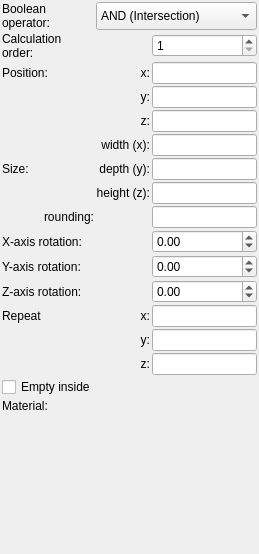
Qt form mandelbulber2/formula/ui/primitive_box.ui (buddhi1980/mandelbulber2) before a commit.
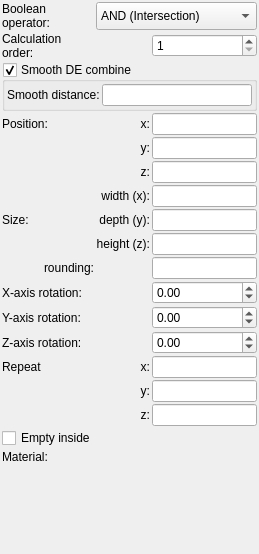
The same form after that commit. Custom widgets are drawn as their Qt base class.

Commit message: Implemented smooth DE combine for primitives in CPU code

What changed in the file:
```diff
--- a/mandelbulber2/formula/ui/primitive_box.ui
+++ b/mandelbulber2/formula/ui/primitive_box.ui
@@ -34,102 +34,31 @@
      <property name="spacing">
       <number>2</number>
      </property>
-     <item row="11" column="2">
-      <widget class="MyDoubleSpinBox" name="spinboxd3_rotation_z">
-       <property name="sizePolicy">
-        <sizepolicy hsizetype="Minimum" vsizetype="Maximum">
-         <horstretch>0</horstretch>
-         <verstretch>0</verstretch>
-        </sizepolicy>
-       </property>
-       <property name="prefix">
-        <string/>
-       </property>
-       <property name="suffix">
-        <string/>
-       </property>
-       <property name="decimals">
-        <number>2</number>
-       </property>
-       <property name="minimum">
-        <double>-36000.000000000000000</double>
-       </property>
-       <property name="maximum">
-        <double>36000.000000000000000</double>
-       </property>
-       <property name="singleStep">
-        <double>0.100000000000000</double>
-       </property>
-      </widget>
-     </item>
-     <item row="14" column="2">
-      <widget class="MyLineEdit" name="vect3_repeat_z">
-       <property name="sizePolicy">
-        <sizepolicy hsizetype="Expanding" vsizetype="Maximum">
-         <horstretch>0</horstretch>
-         <verstretch>0</verstretch>
-        </sizepolicy>
-       </property>
-      </widget>
-     </item>
-     <item row="2" column="1">
-      <widget class="QLabel" name="label_11">
-       <property name="text">
-        <string>x:</string>
-       </property>
-       <property name="alignment">
-        <set>Qt::AlignRight|Qt::AlignTrailing|Qt::AlignVCenter</set>
-       </property>
-      </widget>
-     </item>
-     <item row="12" column="0">
+     <item row="13" column="0">
       <widget class="QLabel" name="label">
        <property name="text">
         <string>Repeat</string>
        </property>
       </widget>
      </item>
-     <item row="13" column="1">
-      <widget class="QLabel" name="label_repeat_y">
+     <item row="12" column="0">
+      <widget class="QLabel" name="label_15">
        <property name="text">
-        <string>y:</string>
-       </property>
-       <property name="alignment">
-        <set>Qt::AlignRight|Qt::AlignTrailing|Qt::AlignVCenter</set>
+        <string>Z-axis rotation:</string>
        </property>
       </widget>
      </item>
      <item row="3" column="1">
-      <widget class="QLabel" name="label_12">
+      <widget class="QLabel" name="label_11">
        <property name="text">
-        <string>y:</string>
+        <string>x:</string>
        </property>
        <property name="alignment">
         <set>Qt::AlignRight|Qt::AlignTrailing|Qt::AlignVCenter</set>
        </property>
       </widget>
      </item>
-     <item row="4" column="1">
-      <widget class="QLabel" name="label_13">
-       <property name="text">
-        <string>z:</string>
-       </property>
-       <property name="alignment">
-        <set>Qt::AlignRight|Qt::AlignTrailing|Qt::AlignVCenter</set>
-       </property>
-      </widget>
-     </item>
-     <item row="14" column="1">
-      <widget class="QLabel" name="label_repeat_z">
-       <property name="text">
-        <string>z:</string>
-       </property>
-       <property name="alignment">
-        <set>Qt::AlignRight|Qt::AlignTrailing|Qt::AlignVCenter</set>
-       </property>
-      </widget>
-     </item>
-     <item row="12" column="2">
+     <item row="13" column="2">
       <widget class="MyLineEdit" name="vect3_repeat_x">
        <property name="sizePolicy">
         <sizepolicy hsizetype="Expanding" vsizetype="Maximum">
@@ -139,24 +68,36 @@
        </property>
       </widget>
      </item>
-     <item row="5" column="1">
-      <widget class="QLabel" name="label_14">
-       <property name="text">
-        <string>width (x):</string>
+     <item row="17" column="1" colspan="2">
+      <widget class="cMaterialSelector" name="materialselector_material_id" native="true">
+       <property name="sizePolicy">
+        <sizepolicy hsizetype="Preferred" vsizetype="Minimum">
+         <horstretch>0</horstretch>
+         <verstretch>0</verstretch>
+        </sizepolicy>
        </property>
-       <property name="alignment">
-        <set>Qt::AlignRight|Qt::AlignTrailing|Qt::AlignVCenter</set>
-       </property>
       </widget>
      </item>
-     <item row="16" column="0">
-      <widget class="QLabel" name="label_18">
-       <property name="text">
-        <string>Material:</string>
+     <item row="1" column="2">
+      <widget class="MySpinBox" name="spinboxInt_calculation_order">
+       <property name="sizePolicy">
+        <sizepolicy hsizetype="Minimum" vsizetype="Maximum">
+         <horstretch>0</horstretch>
+         <verstretch>0</verstretch>
+        </sizepolicy>
        </property>
+       <property name="toolTip">
+        <string>&lt;html&gt;&lt;head/&gt;&lt;body&gt;&lt;p&gt;Order of calculation boolean operators. Object with lower number will be calculated first.&lt;/p&gt;&lt;/body&gt;&lt;/html&gt;</string>
+       </property>
+       <property name="minimum">
+        <number>1</number>
+       </property>
+       <property name="maximum">
+        <number>9999</number>
+       </property>
       </widget>
      </item>
-     <item row="7" column="1">
+     <item row="8" column="1">
       <widget class="QLabel" name="label_17">
        <property name="text">
         <string>height (z):</string>
@@ -166,14 +107,45 @@
        </property>
       </widget>
      </item>
+     <item row="3" column="0">
+      <widget class="QLabel" name="label_10">
+       <property name="text">
+        <string>Position:</string>
+       </property>
+      </widget>
+     </item>
+     <item row="9" column="0">
+      <widget class="QLabel" name="label_20">
+       <property name="text">
+        <string>rounding:</string>
+       </property>
+       <property name="alignment">
+        <set>Qt::AlignRight|Qt::AlignTrailing|Qt::AlignVCenter</set>
+       </property>
+      </widget>
+     </item>
      <item row="11" column="0">
-      <widget class="QLabel" name="label_15">
+      <widget class="QLabel" name="label_9">
        <property name="text">
-        <string>Z-axis rotation:</string>
+        <string>Y-axis rotation:</string>
        </property>
       </widget>
      </item>
-     <item row="3" column="2">
+     <item row="6" column="0" rowspan="3">
+      <widget class="QLabel" name="label_7">
+       <property name="text">
+        <string>Size:</string>
+       </property>
+      </widget>
+     </item>
+     <item row="17" column="0">
+      <widget class="QLabel" name="label_18">
+       <property name="text">
+        <string>Material:</string>
+       </property>
+      </widget>
+     </item>
+     <item row="4" column="2">
       <widget class="MyLineEdit" name="vect3_position_y">
        <property name="sizePolicy">
         <sizepolicy hsizetype="Expanding" vsizetype="Maximum">
@@ -183,10 +155,20 @@
        </property>
       </widget>
      </item>
-     <item row="16" column="1" colspan="2">
-      <widget class="cMaterialSelector" name="materialselector_material_id" native="true">
+     <item row="3" column="2">
+      <widget class="MyLineEdit" name="vect3_position_x">
        <property name="sizePolicy">
-        <sizepolicy hsizetype="Preferred" vsizetype="Minimum">
+        <sizepolicy hsizetype="Expanding" vsizetype="Maximum">
+         <horstretch>0</horstretch>
+         <verstretch>0</verstretch>
+        </sizepolicy>
+       </property>
+      </widget>
+     </item>
+     <item row="9" column="2">
+      <widget class="MyLineEdit" name="logedit_rounding">
+       <property name="sizePolicy">
+        <sizepolicy hsizetype="Expanding" vsizetype="Maximum">
          <horstretch>0</horstretch>
          <verstretch>0</verstretch>
         </sizepolicy>
@@ -194,7 +176,7 @@
       </widget>
      </item>
      <item row="10" column="2">
-      <widget class="MyDoubleSpinBox" name="spinboxd3_rotation_y">
+      <widget class="MyDoubleSpinBox" name="spinboxd3_rotation_x">
        <property name="sizePolicy">
         <sizepolicy hsizetype="Minimum" vsizetype="Maximum">
          <horstretch>0</horstretch>
@@ -222,36 +204,6 @@
       </widget>
      </item>
      <item row="6" column="2">
-      <widget class="MyLineEdit" name="vect3_size_y">
-       <property name="sizePolicy">
-        <sizepolicy hsizetype="Expanding" vsizetype="Maximum">
-         <horstretch>0</horstretch>
-         <verstretch>0</verstretch>
-        </sizepolicy>
-       </property>
-      </widget>
-     </item>
-     <item row="12" column="1">
-      <widget class="QLabel" name="label_repeat_x">
-       <property name="text">
-        <string>x:</string>
-       </property>
-       <property name="alignment">
-        <set>Qt::AlignRight|Qt::AlignTrailing|Qt::AlignVCenter</set>
-       </property>
-      </widget>
-     </item>
-     <item row="13" column="2">
-      <widget class="MyLineEdit" name="vect3_repeat_y">
-       <property name="sizePolicy">
-        <sizepolicy hsizetype="Expanding" vsizetype="Maximum">
-         <horstretch>0</horstretch>
-         <verstretch>0</verstretch>
-        </sizepolicy>
-       </property>
-      </widget>
-     </item>
-     <item row="5" column="2">
       <widget class="MyLineEdit" name="vect3_size_x">
        <property name="sizePolicy">
         <sizepolicy hsizetype="Expanding" vsizetype="Maximum">
@@ -261,22 +213,118 @@
        </property>
       </widget>
      </item>
-     <item row="15" column="0" colspan="3">
-      <widget class="MyCheckBox" name="checkBox_empty">
+     <item row="11" column="2">
+      <widget class="MyDoubleSpinBox" name="spinboxd3_rotation_y">
+       <property name="sizePolicy">
+        <sizepolicy hsizetype="Minimum" vsizetype="Maximum">
+         <horstretch>0</horstretch>
+         <verstretch>0</verstretch>
+        </sizepolicy>
+       </property>
+       <property name="prefix">
+        <string/>
+       </property>
+       <property name="suffix">
+        <string/>
+       </property>
+       <property name="decimals">
+        <number>2</number>
+       </property>
+       <property name="minimum">
+        <double>-36000.000000000000000</double>
+       </property>
+       <property name="maximum">
+        <double>36000.000000000000000</double>
+       </property>
+       <property name="singleStep">
+        <double>0.100000000000000</double>
+       </property>
+      </widget>
+     </item>
+     <item row="7" column="2">
+      <widget class="MyLineEdit" name="vect3_size_y">
+       <property name="sizePolicy">
+        <sizepolicy hsizetype="Expanding" vsizetype="Maximum">
+         <horstretch>0</horstretch>
+         <verstretch>0</verstretch>
+        </sizepolicy>
+       </property>
+      </widget>
+     </item>
+     <item row="4" column="1">
+      <widget class="QLabel" name="label_12">
        <property name="text">
-        <string>Empty inside</string>
+        <string>y:</string>
+       </property>
+       <property name="alignment">
+        <set>Qt::AlignRight|Qt::AlignTrailing|Qt::AlignVCenter</set>
        </property>
       </widget>
      </item>
-     <item row="9" column="0">
+     <item row="10" column="0">
       <widget class="QLabel" name="label_8">
        <property name="text">
         <string>X-axis rotation:</string>
        </property>
       </widget>
      </item>
+     <item row="1" column="0">
+      <widget class="QLabel" name="label_21">
+       <property name="text">
+        <string>Calculation order:</string>
+       </property>
+       <property name="wordWrap">
+        <bool>true</bool>
+       </property>
+      </widget>
+     </item>
+     <item row="15" column="1">
+      <widget class="QLabel" name="label_repeat_z">
+       <property name="text">
+        <string>z:</string>
+       </property>
+       <property name="alignment">
+        <set>Qt::AlignRight|Qt::AlignTrailing|Qt::AlignVCenter</set>
+       </property>
+      </widget>
+     </item>
+     <item row="16" column="0" colspan="3">
+      <widget class="MyCheckBox" name="checkBox_empty">
+       <property name="text">
+        <string>Empty inside</string>
+       </property>
+      </widget>
+     </item>
+     <item row="12" column="2">
+      <widget class="MyDoubleSpinBox" name="spinboxd3_rotation_z">
+       <property name="sizePolicy">
+        <sizepolicy hsizetype="Minimum" vsizetype="Maximum">
+         <horstretch>0</horstretch>
+         <verstretch>0</verstretch>
+        </sizepolicy>
+       </property>
+       <property name="prefix">
+        <string/>
+       </property>
+       <property name="suffix">
+        <string/>
+       </property>
+       <property name="decimals">
+        <number>2</number>
+       </property>
+       <property name="minimum">
+        <double>-36000.000000000000000</double>
+       </property>
+       <property name="maximum">
+        <double>36000.000000000000000</double>
+       </property>
+       <property name="singleStep">
+        <double>0.100000000000000</double>
+       </property>
+      </widget>
+     </item>
      <item row="8" column="2">
-      <widget class="MyLineEdit" name="logedit_rounding">
+      <widget class="MyLineEdit" name="vect3_size_z">
        <property name="sizePolicy">
         <sizepolicy hsizetype="Expanding" vsizetype="Maximum">
          <horstretch>0</horstretch>
@@ -285,10 +333,93 @@
        </property>
       </widget>
      </item>
-     <item row="5" column="0" rowspan="3">
-      <widget class="QLabel" name="label_7">
+     <item row="0" column="0">
+      <widget class="QLabel" name="label_19">
        <property name="text">
-        <string>Size:</string>
+        <string>Boolean operator:</string>
+       </property>
+       <property name="wordWrap">
+        <bool>true</bool>
+       </property>
+      </widget>
+     </item>
+     <item row="6" column="1">
+      <widget class="QLabel" name="label_14">
+       <property name="text">
+        <string>width (x):</string>
+       </property>
+       <property name="alignment">
+        <set>Qt::AlignRight|Qt::AlignTrailing|Qt::AlignVCenter</set>
+       </property>
+      </widget>
+     </item>
+     <item row="14" column="2">
+      <widget class="MyLineEdit" name="vect3_repeat_y">
+       <property name="sizePolicy">
+        <sizepolicy hsizetype="Expanding" vsizetype="Maximum">
+         <horstretch>0</horstretch>
+         <verstretch>0</verstretch>
+        </sizepolicy>
+       </property>
+      </widget>
+     </item>
+     <item row="14" column="1">
+      <widget class="QLabel" name="label_repeat_y">
+       <property name="text">
+        <string>y:</string>
+       </property>
+       <property name="alignment">
+        <set>Qt::AlignRight|Qt::AlignTrailing|Qt::AlignVCenter</set>
+       </property>
+      </widget>
+     </item>
+     <item row="5" column="2">
+      <widget class="MyLineEdit" name="vect3_position_z">
+       <property name="sizePolicy">
+        <sizepolicy hsizetype="Expanding" vsizetype="Maximum">
+         <horstretch>0</horstretch>
+         <verstretch>0</verstretch>
+        </sizepolicy>
+       </property>
+      </widget>
+     </item>
+     <item row="7" column="1">
+      <widget class="QLabel" name="label_16">
+       <property name="text">
+        <string>depth (y):</string>
+       </property>
+       <property name="alignment">
+        <set>Qt::AlignRight|Qt::AlignTrailing|Qt::AlignVCenter</set>
+       </property>
+      </widget>
+     </item>
+     <item row="5" column="1">
+      <widget class="QLabel" name="label_13">
+       <property name="text">
+        <string>z:</string>
+       </property>
+       <property name="alignment">
+        <set>Qt::AlignRight|Qt::AlignTrailing|Qt::AlignVCenter</set>
+       </property>
+      </widget>
+     </item>
+     <item row="13" column="1">
+      <widget class="QLabel" name="label_repeat_x">
+       <property name="text">
+        <string>x:</string>
+       </property>
+       <property name="alignment">
+        <set>Qt::AlignRight|Qt::AlignTrailing|Qt::AlignVCenter</set>
+       </property>
+      </widget>
+     </item>
+     <item row="15" column="2">
+      <widget class="MyLineEdit" name="vect3_repeat_z">
+       <property name="sizePolicy">
+        <sizepolicy hsizetype="Expanding" vsizetype="Maximum">
+         <horstretch>0</horstretch>
+         <verstretch>0</verstretch>
+        </sizepolicy>
        </property>
       </widget>
      </item>
@@ -322,135 +453,51 @@
        </item>
       </widget>
      </item>
-     <item row="0" column="0">
-      <widget class="QLabel" name="label_19">
-       <property name="text">
-        <string>Boolean operator:</string>
+     <item row="2" column="0" colspan="3">
+      <widget class="MyGroupBox" name="groupCheck_smooth_de_combine_enable">
+       <property name="title">
+        <string>Smooth DE combine</string>
        </property>
-       <property name="wordWrap">
+       <property name="checkable">
         <bool>true</bool>
        </property>
-      </widget>
-     </item>
-     <item row="8" column="0">
-      <widget class="QLabel" name="label_20">
-       <property name="text">
-        <string>rounding:</string>
-       </property>
-       <property name="alignment">
-        <set>Qt::AlignRight|Qt::AlignTrailing|Qt::AlignVCenter</set>
-       </property>
-      </widget>
-     </item>
-     <item row="4" column="2">
-      <widget class="MyLineEdit" name="vect3_position_z">
-       <property name="sizePolicy">
-        <sizepolicy hsizetype="Expanding" vsizetype="Maximum">
-         <horstretch>0</horstretch>
-         <verstretch>0</verstretch>
-        </sizepolicy>
-       </property>
-      </widget>
-     </item>
-     <item row="6" column="1">
-      <widget class="QLabel" name="label_16">
-       <property name="text">
-        <string>depth (y):</string>
-       </property>
-       <property name="alignment">
-        <set>Qt::AlignRight|Qt::AlignTrailing|Qt::AlignVCenter</set>
-       </property>
-      </widget>
-     </item>
-     <item row="7" column="2">
-      <widget class="MyLineEdit" name="vect3_size_z">
-       <property name="sizePolicy">
-        <sizepolicy hsizetype="Expanding" vsizetype="Maximum">
-         <horstretch>0</horstretch>
-         <verstretch>0</verstretch>
-        </sizepolicy>
-       </property>
-      </widget>
-     </item>
-     <item row="2" column="2">
-      <widget class="MyLineEdit" name="vect3_position_x">
-       <property name="sizePolicy">
-        <sizepolicy hsizetype="Expanding" vsizetype="Maximum">
-         <horstretch>0</horstretch>
-         <verstretch>0</verstretch>
-        </sizepolicy>
-       </property>
-      </widget>
-     </item>
-     <item row="10" column="0">
-      <widget class="QLabel" name="label_9">
-       <property name="text">
-        <string>Y-axis rotation:</string>
-       </property>
-      </widget>
-     </item>
-     <item row="9" column="2">
-      <widget class="MyDoubleSpinBox" name="spinboxd3_rotation_x">
-       <property name="sizePolicy">
-        <sizepolicy hsizetype="Minimum" vsizetype="Maximum">
-         <horstretch>0</horstretch>
-         <verstretch>0</verstretch>
-        </sizepolicy>
-       </property>
-       <property name="prefix">
-        <string/>
-       </property>
-       <property name="suffix">
-        <string/>
-       </property>
-       <property name="decimals">
-        <number>2</number>
-       </property>
-       <property name="minimum">
-        <double>-36000.000000000000000</double>
-       </property>
-       <property name="maximum">
-        <double>36000.000000000000000</double>
-       </property>
-       <property name="singleStep">
-        <double>0.100000000000000</double>
-       </property>
-      </widget>
-     </item>
-     <item row="2" column="0">
-      <widget class="QLabel" name="label_10">
-       <property name="text">
-        <string>Position:</string>
-       </property>
-      </widget>
-     </item>
-     <item row="1" column="0">
-      <widget class="QLabel" name="label_21">
-       <property name="text">
-        <string>Calculation order:</string>
-       </property>
-       <property name="wordWrap">
-        <bool>true</bool>
-       </property>
-      </widget>
-     </item>
-     <item row="1" column="2">
-      <widget class="MySpinBox" name="spinboxInt_calculation_order">
-       <property name="sizePolicy">
-        <sizepolicy hsizetype="Minimum" vsizetype="Maximum">
-         <horstretch>0</horstretch>
-         <verstretch>0</verstretch>
-        </sizepolicy>
-       </property>
-       <property name="toolTip">
-        <string>&lt;html&gt;&lt;head/&gt;&lt;body&gt;&lt;p&gt;Order of calculation boolean operators. Object with lower number will be calculated first.&lt;/p&gt;&lt;/body&gt;&lt;/html&gt;</string>
-       </property>
-       <property name="minimum">
-        <number>1</number>
-       </property>
-       <property name="maximum">
-        <number>9999</number>
-       </property>
+       <layout class="QGridLayout" name="gridLayout_4">
+        <property name="leftMargin">
+         <number>2</number>
+        </property>
+        <property name="topMargin">
+         <number>2</number>
+        </property>
+        <property name="rightMargin">
+         <number>2</number>
+        </property>
+        <property name="bottomMargin">
+         <number>2</number>
+        </property>
+        <property name="spacing">
+         <number>2</number>
+        </property>
+        <item row="0" column="0">
+         <widget class="QLabel" name="label_306">
+          <property name="text">
+           <string>Smooth distance:</string>
+          </property>
+          <property name="wordWrap">
+           <bool>true</bool>
+          </property>
+         </widget>
+        </item>
+        <item row="0" column="1">
+         <widget class="MyLineEdit" name="logedit_smooth_de_combine_distance">
+          <property name="sizePolicy">
+           <sizepolicy hsizetype="Expanding" vsizetype="Maximum">
+            <horstretch>0</horstretch>
+            <verstretch>0</verstretch>
+           </sizepolicy>
+          </property>
+         </widget>
+        </item>
+       </layout>
       </widget>
      </item>
     </layout>
@@ -502,6 +549,12 @@
    <extends>QSpinBox</extends>
    <header>my_spin_box.h</header>
   </customwidget>
+  <customwidget>
+   <class>MyGroupBox</class>
+   <extends>QGroupBox</extends>
+   <header>my_group_box.h</header>
+   <container>1</container>
+  </customwidget>
  </customwidgets>
  <tabstops>
   <tabstop>vect3_position_x</tabstop>
```
The commit also changes 12 other files.
